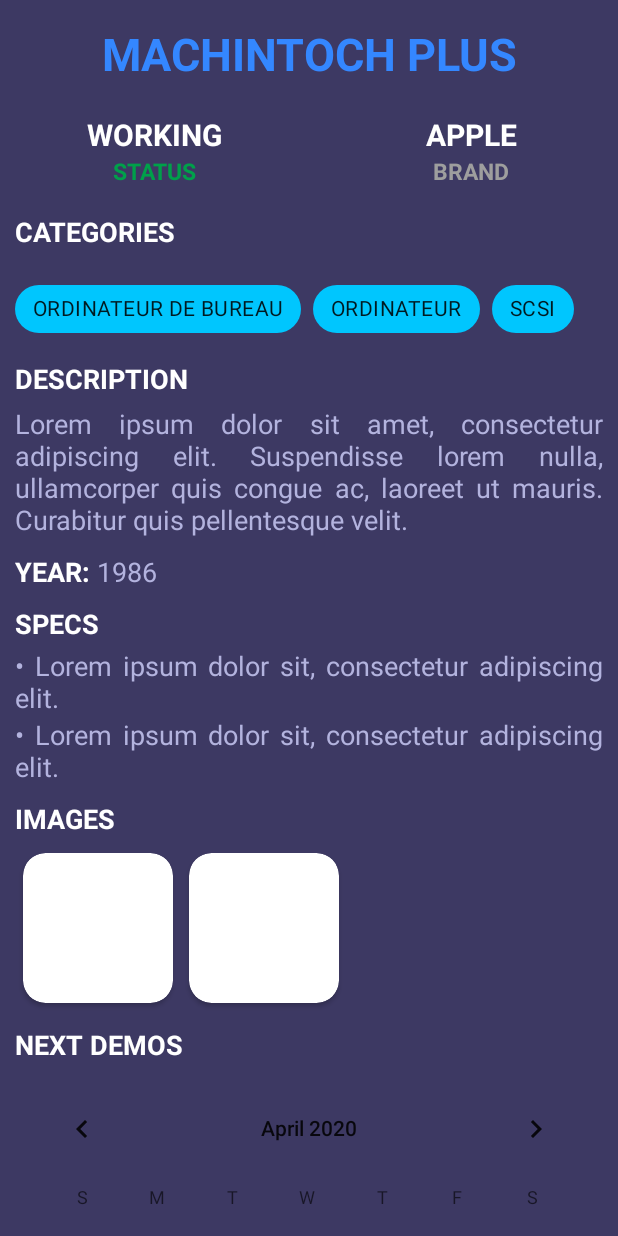
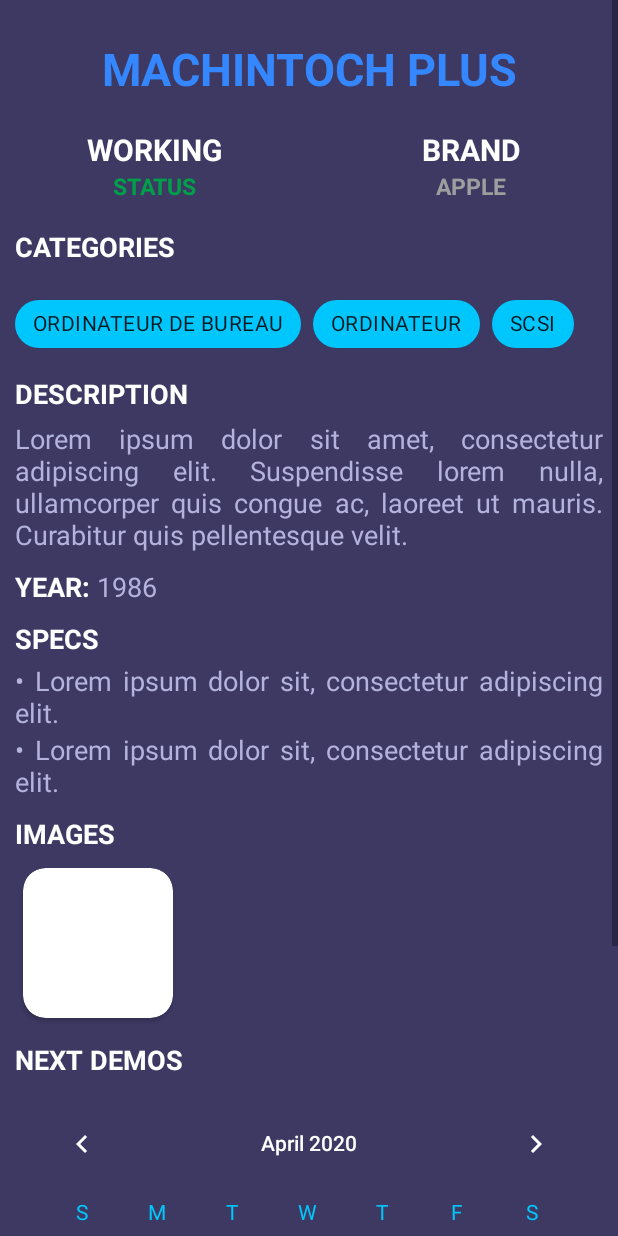
Before and after one commit to qanastek/Retro-Hardware, an Android app: the layout activity_item.xml on its own in the app's theme, with its tools: preview values and no code run, on a phone screen of 412 x 824 dp. Run offline under Robolectric (Android 15) with nearby library versions, the phone set to English and light mode, and no system bars; network calls fail.

Commit message:
Huge update

```diff
--- a/app/src/main/AndroidManifest.xml
+++ b/app/src/main/AndroidManifest.xml
@@ -9,7 +9,7 @@
         android:roundIcon="@mipmap/ic_launcher_round"
         android:supportsRtl="true"
         android:theme="@style/AppTheme">
-        <activity android:name=".controllers.item"></activity>
+        <activity android:name=".controllers.ItemActivity"></activity>
         <activity android:name=".controllers.MainActivity">
             <intent-filter>
                 <action android:name="android.intent.action.MAIN" />
--- a/app/src/main/res/layout/activity_item.xml
+++ b/app/src/main/res/layout/activity_item.xml
@@ -4,13 +4,12 @@
     xmlns:tools="http://schemas.android.com/tools"
     android:layout_width="match_parent"
     android:layout_height="match_parent"
-    tools:context=".controllers.item"
+    tools:context=".controllers.ItemActivity"
     android:background="@color/colorPrimaryDark" >
 
-    <LinearLayout
+    <ScrollView
         android:layout_width="match_parent"
         android:layout_height="match_parent"
-        android:orientation="vertical"
         app:layout_constraintBottom_toBottomOf="parent"
         app:layout_constraintEnd_toEndOf="parent"
         app:layout_constraintStart_toStartOf="parent"
@@ -19,9 +18,16 @@
         <LinearLayout
             android:layout_width="match_parent"
             android:layout_height="wrap_content"
+            android:orientation="vertical">
+
+            <LinearLayout
+                android:layout_width="match_parent"
+                android:layout_height="wrap_content"
                 android:gravity="center_horizontal"
                 android:orientation="horizontal"
-            android:paddingTop="15dp"
+                android:paddingLeft="10dp"
+                android:paddingTop="25dp"
+                android:paddingRight="10dp"
                 android:paddingBottom="10dp">
 
                 <TextView
@@ -31,9 +37,9 @@
                     android:layout_weight="1"
                     android:gravity="center_horizontal"
                     android:text="MACHINTOCH PLUS"
+                    android:textColor="@color/textColorPrimary"
                     android:textSize="30sp"
-                android:textStyle="bold"
-                android:textColor="@color/textColorPrimary" />
+                    android:textStyle="bold" />
 
             </LinearLayout>
 
@@ -57,9 +63,9 @@
                         android:layout_height="wrap_content"
                         android:gravity="center_horizontal"
                         android:text="WORKING"
-                    android:textStyle="bold"
+                        android:textColor="@color/textColorSecondary"
                         android:textSize="20dp"
-                    android:textColor="@color/textColorSecondary" />
+                        android:textStyle="bold" />
 
                     <TextView
                         android:id="@+id/status"
@@ -67,38 +73,40 @@
                         android:layout_height="wrap_content"
                         android:gravity="center_horizontal"
                         android:text="STATUS"
-                    android:textStyle="bold"
+                        android:textAllCaps="true"
+                        android:textColor="@color/success"
                         android:textSize="15dp"
-                    android:textColor="@color/success" />
+                        android:textStyle="bold" />
                 </LinearLayout>
 
                 <LinearLayout
                     android:layout_width="match_parent"
                     android:layout_height="match_parent"
                     android:layout_weight="1"
-                android:paddingLeft="10dp"
                     android:gravity="center_horizontal"
-                android:orientation="vertical">
+                    android:orientation="vertical"
+                    android:paddingLeft="10dp">
 
                     <TextView
                         android:id="@+id/labelBrand"
                         android:layout_width="match_parent"
                         android:layout_height="wrap_content"
                         android:gravity="center_horizontal"
-                    android:text="APPLE"
-                    android:textStyle="bold"
+                        android:text="BRAND"
+                        android:textColor="@color/textColorSecondary"
                         android:textSize="20dp"
-                    android:textColor="@color/textColorSecondary" />
+                        android:textStyle="bold" />
 
                     <TextView
                         android:id="@+id/brand"
                         android:layout_width="match_parent"
                         android:layout_height="wrap_content"
                         android:gravity="center_horizontal"
-                    android:text="BRAND"
-                    android:textStyle="bold"
+                        android:text="APPLE"
+                        android:textColor="@color/brand"
                         android:textSize="15dp"
-                    android:textColor="@color/brand" />
+                        android:textAllCaps="true"
+                        android:textStyle="bold" />
                 </LinearLayout>
 
             </LinearLayout>
@@ -106,8 +114,8 @@
             <LinearLayout
                 android:layout_width="match_parent"
                 android:layout_height="wrap_content"
-            android:paddingBottom="5dp"
-            android:orientation="horizontal">
+                android:orientation="horizontal"
+                android:paddingBottom="5dp">
 
                 <TextView
                     android:id="@+id/labelCategories"
@@ -117,9 +125,9 @@
                     android:paddingLeft="10dp"
                     android:paddingRight="10dp"
                     android:text="CATEGORIES"
+                    android:textColor="@color/textColorSecondary"
                     android:textSize="18sp"
-                android:textStyle="bold"
-                android:textColor="@color/textColorSecondary" />
+                    android:textStyle="bold" />
 
             </LinearLayout>
 
@@ -141,7 +149,7 @@
                         android:layout_width="wrap_content"
                         android:layout_height="wrap_content"
                         android:text="ORDINATEUR DE BUREAU"
-                    app:chipBackgroundColor="@color/chipColor"/>
+                        app:chipBackgroundColor="@color/chipColor" />
 
                     <com.google.android.material.chip.Chip
                         android:id="@+id/chip2"
@@ -149,7 +157,7 @@
                         android:layout_width="wrap_content"
                         android:layout_height="wrap_content"
                         android:text="ORDINATEUR"
-                    app:chipBackgroundColor="@color/chipColor"/>
+                        app:chipBackgroundColor="@color/chipColor" />
 
                     <com.google.android.material.chip.Chip
                         android:id="@+id/chip3"
@@ -157,7 +165,7 @@
                         android:layout_width="wrap_content"
                         android:layout_height="wrap_content"
                         android:text="SCSI"
-                    app:chipBackgroundColor="@color/chipColor"/>
+                        app:chipBackgroundColor="@color/chipColor" />
 
                 </com.google.android.material.chip.ChipGroup>
             </LinearLayout>
@@ -165,8 +173,8 @@
             <LinearLayout
                 android:layout_width="match_parent"
                 android:layout_height="wrap_content"
-            android:paddingBottom="5dp"
-            android:orientation="vertical">
+                android:orientation="vertical"
+                android:paddingBottom="5dp">
 
                 <TextView
                     android:id="@+id/labelDescription"
@@ -176,9 +184,9 @@
                     android:paddingLeft="10dp"
                     android:paddingRight="10dp"
                     android:text="DESCRIPTION"
+                    android:textColor="@color/textColorSecondary"
                     android:textSize="18sp"
-                android:textStyle="bold"
-                android:textColor="@color/textColorSecondary" />
+                    android:textStyle="bold" />
 
             </LinearLayout>
 
@@ -189,24 +197,24 @@
                 android:paddingBottom="10dp">
 
                 <TextView
-                android:id="@+id/content"
+                    android:id="@+id/description"
                     android:layout_width="wrap_content"
                     android:layout_height="wrap_content"
                     android:layout_weight="1"
+                    android:justificationMode="inter_word"
                     android:paddingLeft="10dp"
                     android:paddingRight="10dp"
-                android:justificationMode="inter_word"
                     android:text="Lorem ipsum dolor sit amet, consectetur adipiscing elit. Suspendisse lorem nulla, ullamcorper quis congue ac, laoreet ut mauris. Curabitur quis pellentesque velit."
-                android:textSize="18sp"
-                android:textColor="@color/textColorTertiary" />
+                    android:textColor="@color/textColorTertiary"
+                    android:textSize="18sp" />
 
             </LinearLayout>
 
             <LinearLayout
                 android:layout_width="match_parent"
                 android:layout_height="wrap_content"
+                android:layout_gravity="left"
                 android:orientation="vertical"
-            android:layout_gravity="left"
                 android:paddingLeft="10dp"
                 android:paddingRight="10dp"
                 android:paddingBottom="10dp">
@@ -214,25 +222,25 @@
                 <LinearLayout
                     android:layout_width="match_parent"
                     android:layout_height="wrap_content"
-                android:orientation="horizontal"
-                android:layout_gravity="left">
+                    android:layout_gravity="left"
+                    android:orientation="horizontal">
 
                     <TextView
                         android:id="@+id/labelYear"
                         android:layout_width="wrap_content"
                         android:layout_height="wrap_content"
                         android:text="YEAR: "
+                        android:textColor="@color/textColorSecondary"
                         android:textSize="18sp"
-                    android:textStyle="bold"
-                    android:textColor="@color/textColorSecondary" />
+                        android:textStyle="bold" />
 
                     <TextView
                         android:id="@+id/year"
                         android:layout_width="wrap_content"
                         android:layout_height="wrap_content"
-                    android:textSize="18sp"
                         android:text="1986"
-                    android:textColor="@color/textColorTertiary" />
+                        android:textColor="@color/textColorTertiary"
+                        android:textSize="18sp" />
 
                 </LinearLayout>
 
@@ -242,40 +250,40 @@
                 android:layout_width="match_parent"
                 android:layout_height="wrap_content"
                 android:orientation="vertical"
-            android:paddingBottom="10dp"
                 android:paddingLeft="10dp"
-            android:paddingRight="10dp">
+                android:paddingRight="10dp"
+                android:paddingBottom="10dp">
 
                 <TextView
                     android:id="@+id/labelSpecs"
                     android:layout_width="wrap_content"
                     android:layout_height="wrap_content"
                     android:layout_weight="1"
+                    android:paddingBottom="3dp"
                     android:text="SPECS"
-                android:paddingBottom="3dp"
+                    android:textColor="@color/textColorSecondary"
                     android:textSize="18sp"
-                android:textStyle="bold"
-                android:textColor="@color/textColorSecondary" />
+                    android:textStyle="bold" />
 
                 <TextView
-                android:id="@+id/content"
+                    android:id="@+id/content1"
                     android:layout_width="wrap_content"
                     android:layout_height="wrap_content"
                     android:layout_weight="1"
                     android:justificationMode="inter_word"
                     android:text="• Lorem ipsum dolor sit, consectetur adipiscing elit."
-                android:textSize="18sp"
-                android:textColor="@color/textColorTertiary" />
+                    android:textColor="@color/textColorTertiary"
+                    android:textSize="18sp" />
 
                 <TextView
-                android:id="@+id/content"
+                    android:id="@+id/content2"
                     android:layout_width="wrap_content"
                     android:layout_height="wrap_content"
                     android:layout_weight="1"
                     android:justificationMode="inter_word"
                     android:text="• Lorem ipsum dolor sit, consectetur adipiscing elit."
-                android:textSize="18sp"
-                android:textColor="@color/textColorTertiary" />
+                    android:textColor="@color/textColorTertiary"
+                    android:textSize="18sp" />
 
             </LinearLayout>
 
@@ -283,20 +291,20 @@
                 android:layout_width="match_parent"
                 android:layout_height="wrap_content"
                 android:orientation="vertical"
-            android:paddingBottom="10dp"
                 android:paddingLeft="10dp"
-            android:paddingRight="10dp">
+                android:paddingRight="10dp"
+                android:paddingBottom="10dp">
 
                 <TextView
                     android:id="@+id/labelImages"
                     android:layout_width="wrap_content"
                     android:layout_height="wrap_content"
                     android:layout_weight="1"
+                    android:paddingBottom="5dp"
                     android:text="IMAGES"
+                    android:textColor="@color/textColorSecondary"
                     android:textSize="18sp"
-                android:textStyle="bold"
-                android:paddingBottom="5dp"
-                android:textColor="@color/textColorSecondary" />
+                    android:textStyle="bold" />
 
                 <HorizontalScrollView
                     android:layout_width="match_parent"
@@ -304,9 +312,10 @@
                     android:layout_weight="1">
 
                     <LinearLayout
+                        android:id="@+id/imageList"
                         android:layout_width="wrap_content"
                         android:layout_height="match_parent"
-                    android:orientation="horizontal" >
+                        android:orientation="horizontal">
 
                         <androidx.cardview.widget.CardView
                             android:layout_width="100dp"
@@ -315,26 +324,11 @@
                             app:cardCornerRadius="15dp">
 
                             <ImageView
-                            android:id="@+id/imageView"
                                 android:layout_width="wrap_content"
                                 android:layout_height="wrap_content"
                                 android:scaleType="centerCrop"
                                 tools:srcCompat="@tools:sample/avatars" />
 
-                    </androidx.cardview.widget.CardView>
-
-                    <androidx.cardview.widget.CardView
-                        android:layout_width="100dp"
-                        android:layout_height="100dp"
-                        android:layout_margin="5sp"
-                        app:cardCornerRadius="15dp">
-
-                        <ImageView
-                            android:id="@+id/imageView"
-                            android:layout_width="wrap_content"
-                            android:layout_height="wrap_content"
-                            android:scaleType="centerCrop"
-                            tools:srcCompat="@tools:sample/avatars" />
                         </androidx.cardview.widget.CardView>
 
                     </LinearLayout>
@@ -347,9 +341,9 @@
                 android:layout_width="match_parent"
                 android:layout_height="wrap_content"
                 android:orientation="vertical"
-            android:paddingBottom="10dp"
                 android:paddingLeft="10dp"
-            android:paddingRight="10dp">
+                android:paddingRight="10dp"
+                android:paddingBottom="10dp">
 
                 <TextView
                     android:id="@+id/labelDemos"
@@ -357,9 +351,9 @@
                     android:layout_height="wrap_content"
                     android:layout_weight="1"
                     android:text="NEXT DEMOS"
+                    android:textColor="@color/textColorSecondary"
                     android:textSize="18sp"
-                android:textStyle="bold"
-                android:textColor="@color/textColorSecondary" />
+                    android:textStyle="bold" />
 
             </LinearLayout>
 
@@ -377,10 +371,14 @@
                     android:layout_width="match_parent"
                     android:layout_height="wrap_content"
                     android:layout_weight="1"
+                    android:theme="@style/CalenderViewCustom"
+                    android:dateTextAppearance="@style/CalenderViewDateCustomText"
+                    android:weekDayTextAppearance="@style/CalenderViewWeekCustomText"
                     android:textColor="@color/textColorSecondary" />
 
             </LinearLayout>
 
         </LinearLayout>
+    </ScrollView>
 
 </androidx.constraintlayout.widget.ConstraintLayout>
--- a/app/src/main/res/layout/activity_main.xml
+++ b/app/src/main/res/layout/activity_main.xml
@@ -61,6 +61,8 @@
             android:id="@+id/UsersListView"
             android:layout_width="match_parent"
             android:layout_height="match_parent"
+            android:dividerHeight="0dp"
+            android:divider="@null"
             android:background="@color/colorPrimaryDark"
             android:paddingTop="10dp" />
     </LinearLayout>
--- a/app/src/main/res/values/colors.xml
+++ b/app/src/main/res/values/colors.xml
@@ -7,6 +7,7 @@
     <color name="textColorSecondary">#ffffff</color>
     <color name="textColorTertiary">#b3b3de</color>
     <color name="success">#00a04a</color>
+    <color name="danger">#dc3545</color>
     <color name="brand">#9e9e9e</color>
     <color name="chipColor">#00c6fe</color>
     <color name="searchBarIconColor">#cbcbcb</color>
--- a/app/src/main/res/values/styles.xml
+++ b/app/src/main/res/values/styles.xml
@@ -14,4 +14,18 @@
         <!--This line changes the color of icons in toolbar (back, overflow menu icons)-->
         <item name="android:textColorSecondary">@color/searchBarIconColor</item>
     </style>
+
+    <style name="CalenderViewCustom" parent="Theme.AppCompat">
+        <item name="colorAccent">@color/colorAccent</item>
+        <item name="colorPrimary">@color/colorAccent</item>
+    </style>
+
+    <style name="CalenderViewDateCustomText" parent="android:TextAppearance.DeviceDefault.Small">
+        <item name="android:textColor">#fff</item>
+        <item name="android:weekNumberColor">@color/colorAccent</item>
+    </style>
+
+    <style name="CalenderViewWeekCustomText" parent="android:TextAppearance.DeviceDefault.Small">
+        <item name="android:textColor">@color/colorAccent</item>
+    </style>
 </resources>
```
Also changed, not shown: app/src/main/java/com/example/retro_hardware/controllers/ItemActivity.kt (added, +65 -0 lines), app/src/main/java/com/example/retro_hardware/controllers/MainActivity.kt (+22 -18 lines), app/src/main/java/com/example/retro_hardware/controllers/item.kt (deleted, +0 -13 lines), app/src/main/java/com/example/retro_hardware/models/Collection.kt (+7 -0 lines), app/src/main/java/com/example/retro_hardware/models/Item.kt (+29 -3 lines), app/src/main/java/com/example/retro_hardware/models/Threads/FetchImage.kt (added, +42 -0 lines), app/src/main/java/com/example/retro_hardware/models/Threads/FetchItems.kt (+9 -1 lines), app/src/main/res/layout/item_row.xml (+30 -13 lines). Lines whose indentation alone changed are shown as unchanged.
